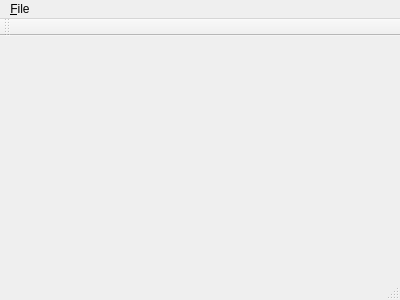
QtExcel/QXlsx, file Copycat/MainWindow.ui: the form before one commit.
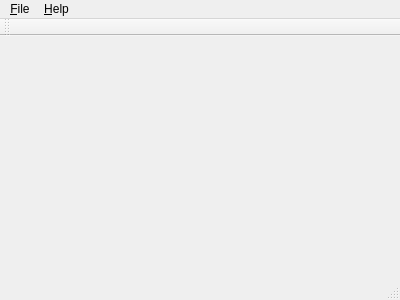
The form after the commit.

Diff of the .ui file:
```diff
--- a/Copycat/MainWindow.ui
+++ b/Copycat/MainWindow.ui
@@ -33,7 +33,14 @@
     <addaction name="separator"/>
     <addaction name="action_Quit"/>
    </widget>
+   <widget class="QMenu" name="menu_Help">
+    <property name="title">
+     <string>&amp;Help</string>
+    </property>
+    <addaction name="action_About"/>
+   </widget>
    <addaction name="menu_File"/>
+   <addaction name="menu_Help"/>
   </widget>
   <widget class="QToolBar" name="mainToolBar">
    <attribute name="toolBarArea">
```
Left out of the diff: 5 changed lines with no effect on the pictures.
